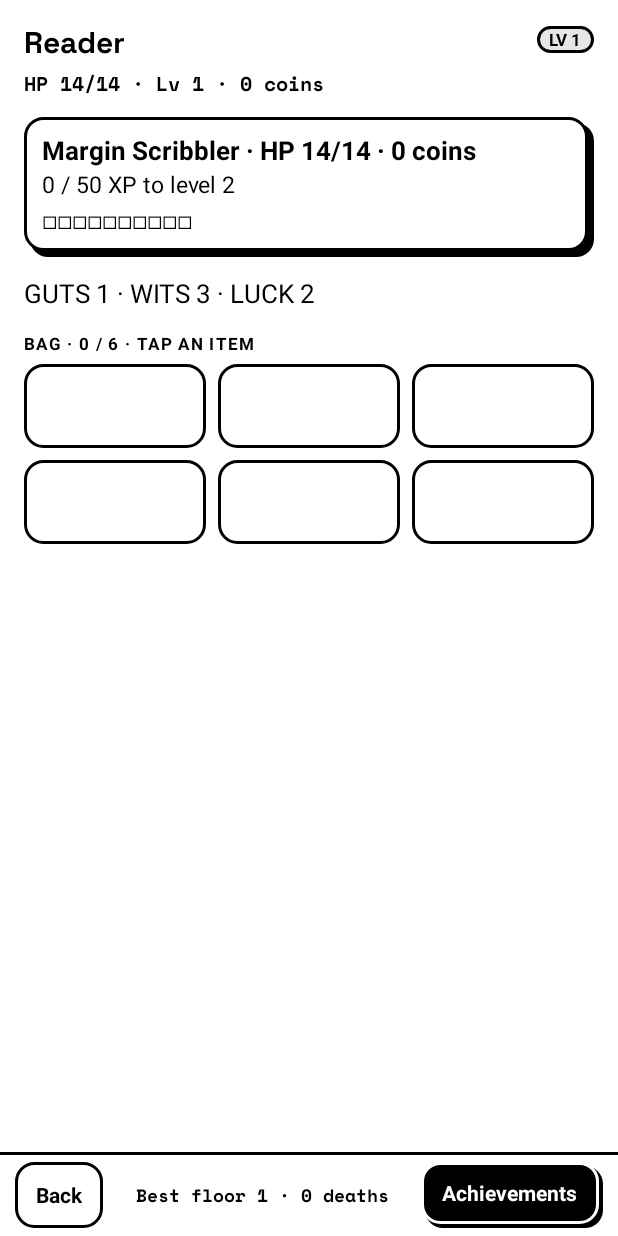
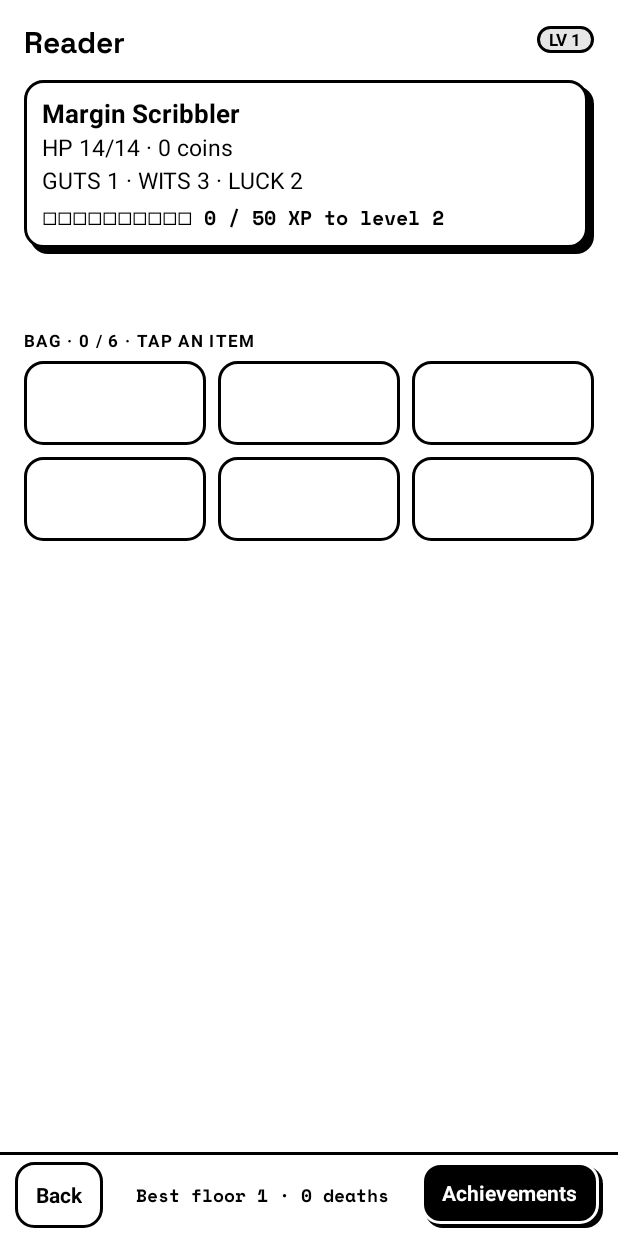
Before and after one commit to kxrz/readmeclub-android11, an Android app: the StacksActivity screen opened directly, with no data from a screen before it, after a tap on an icon or button, on a phone screen of 412 x 824 dp. Run offline under Robolectric (Android 15) with nearby library versions, the phone set to English and light mode, and no system bars; network calls fail; 2 other taps on this screen came first.

Commit message:
The Stacks: review fixes in layout, balance and rules
- The bottom bar is always laid out: the content above it takes the space left.
- Hero & bag: no duplicate status line, the item text in the body, Use and Drop side by
  side; Achievements three per page; a shop's four choices hide the Index box.
- An XP item used in a room no longer skips it; levels earned just before dying are kept.
- Bosses keep their written stats in the first cycle (1.5 x HP, special = ATK + 2);
  regular enemies scale with the floors into their own biome, DEF additive.
- Floor encounters pick enemies up to one level above the floor.
- {item} names the item just given; no purchase with a full bag.
- Modifiers go after the article, and {enemy} reads in lower case mid-sentence.
- goto:previous on a floor's first room replays it; four texts now match their effects.
- An unreadable save is kept as stacks-save.bak; welcomeBack runs on resume.
- Crits and fumbles count on Talk and Flee; two stickers on one screen join.

Co-Authored-By: Claude Opus 5.5 <noreply@anthropic.com>
Claude-Session: https://claude.ai/code/session_01NahMdMMN1bA7BfPHUw7nqh

```diff
--- a/app/src/main/java/club/readme/android/game/stacks/StacksActivity.kt
+++ b/app/src/main/java/club/readme/android/game/stacks/StacksActivity.kt
@@ -46,13 +46,22 @@ class StacksActivity : Activity() {
         super.onCreate(savedInstanceState)
         setContentView(R.layout.stacks)
         content = load(this)
-        val state = runCatching { StacksState.fromJson(saveFile.readText()) }.getOrNull()
-            ?: StacksState().apply { seed = System.nanoTime() }
+        val saved = runCatching { saveFile.readText() }.getOrNull()
+        val state = saved?.let { runCatching { StacksState.fromJson(it) }.getOrNull() }
+            ?: StacksState().apply {
+                seed = System.nanoTime()
+                // A save this version cannot read is kept aside, never overwritten.
+                if (saved != null) saveFile.renameTo(File(filesDir, "$SAVE.bak"))
+            }
         engine = StacksEngine(content, state)
-        engine.welcomeBack(System.currentTimeMillis())
         findViewById<View>(R.id.back).setOnClickListener { back() }
         previous.setOnClickListener { pageKey(-1) }
         primary.setOnClickListener { primaryAction() }
+    }
+
+    override fun onResume() {
+        super.onResume()
+        engine.welcomeBack(System.currentTimeMillis())
         render()
     }
 
@@ -182,6 +191,8 @@ class StacksActivity : Activity() {
         title(engine.named(room.name))
         pill(getString(R.string.stacks_floor_room, engine.state.floor, engine.state.position + 1, engine.state.rooms.size))
         body(engine.roomText())
+        // Four choices (a shop) fill the screen: the Index keeps quiet there.
+        if (engine.choices().size >= 4) findViewById<View>(R.id.index_box).visibility = View.GONE
         engine.choices().forEachIndexed { i, c ->
             row(c.label, c.tag, enabled = c.enabled) { act { engine.choose(i) } }
         }
@@ -265,14 +276,12 @@ class StacksActivity : Activity() {
         val s = engine.state
         title(getString(R.string.stacks_hero_name))
         pill("Lv ${s.level}")
-        statusLine()
         val xp = engine.xpToNext
         card(
-            "${s.heroClass} · HP ${s.hp}/${engine.maxHp} · ${s.coins} coins",
-            getString(R.string.stacks_xp, s.xp, xp, s.level + 1),
-            squares(s.xp, xp),
+            s.heroClass,
+            "HP ${s.hp}/${engine.maxHp} · ${s.coins} coins\nGUTS ${engine.stat("GUTS")} · WITS ${engine.stat("WITS")} · LUCK ${engine.stat("LUCK")}",
+            squares(s.xp, xp) + " " + getString(R.string.stacks_xp, s.xp, xp, s.level + 1),
         )
-        body("GUTS ${engine.stat("GUTS")} · WITS ${engine.stat("WITS")} · LUCK ${engine.stat("LUCK")}")
         val bag = engine.carried()
         val item = bag.getOrNull(slot)
         label(getString(R.string.stacks_bag_label, bag.size, StacksEngine.BAG))
@@ -287,21 +296,22 @@ class StacksActivity : Activity() {
             columns = 3, heightDp = 56,
         )
         if (item != null) {
-            pills(listOf(item.text))
-            if (!item.trinket && !(item.effects.any { it.startsWith("damage:") } && !fightBag)) {
-                row(getString(R.string.stacks_use, item.name), "") {
-                    val pills = engine.use(slot)
-                    slot = -1
-                    note = pills.joinToString(" · ")
-                    if (fightBag) overlay = Overlay.NONE
-                    act { }
-                }
+            body(item.text)
+            val usable = !item.trinket && !(item.effects.any { it.startsWith("damage:") } && !fightBag)
+            // Use and Drop side by side, under the bag.
+            val actions = mutableListOf<Cell>()
+            if (usable) actions += Cell(getString(R.string.stacks_use_short), null, textSp = 15f) {
+                val pills = engine.use(slot)
+                slot = -1
+                if (fightBag) overlay = Overlay.NONE else note = pills.joinToString(" · ")
+                act { }
             }
-            if (!fightBag) row(getString(R.string.stacks_drop, item.name), "") {
+            if (!fightBag) actions += Cell(getString(R.string.stacks_drop_short), null, textSp = 15f) {
                 engine.drop(slot)
                 slot = -1
                 act { }
             }
+            if (actions.isNotEmpty()) grid(actions, columns = 2, heightDp = 52)
         }
         status.text = note ?: getString(R.string.stacks_best, s.count("floor"), s.count("deaths"))
         note = null
@@ -347,8 +357,12 @@ class StacksActivity : Activity() {
         findViewById<View>(R.id.index_box).visibility = View.VISIBLE
     }
 
+    /** A second sticker on the same screen (a critical that unlocks an achievement) joins the first. */
     private fun sticker(text: String) {
-        findViewById<TextView>(R.id.sticker).apply { this.text = text; visibility = View.VISIBLE }
+        findViewById<TextView>(R.id.sticker).apply {
+            this.text = if (visibility == View.VISIBLE) "${this.text} · $text" else text
+            visibility = View.VISIBLE
+        }
     }
 
     private fun card(title: String, meta: String, bar: String) {
@@ -412,7 +426,7 @@ class StacksActivity : Activity() {
         choices.addView(row, lp)
     }
 
-    private class Cell(val text: String, val sub: String?, val enabled: Boolean = true, val selected: Boolean = false, val onClick: () -> Unit)
+    private class Cell(val text: String, val sub: String?, val enabled: Boolean = true, val selected: Boolean = false, val textSp: Float? = null, val onClick: () -> Unit)
 
     /** Buttons in a grid ([columns] per row, [heightDp] tall): fight actions, the bag. */
     private fun grid(cells: List<Cell>, columns: Int, heightDp: Int) {
@@ -422,7 +436,7 @@ class StacksActivity : Activity() {
             for ((i, c) in chunk.withIndex()) {
                 val b = TextView(this, null, 0, R.style.Ds_Button)
                 b.text = if (c.sub == null) c.text else "${c.text}\n${c.sub}"
-                b.textSize = if (c.sub == null) 12f else 15f
+                b.textSize = c.textSp ?: if (c.sub == null) 12f else 15f
                 b.maxLines = 3
                 b.setPadding(dp(4), 0, dp(4), 0)
                 b.isEnabled = c.enabled
@@ -452,7 +466,7 @@ class StacksActivity : Activity() {
 
     companion object {
         private const val SAVE = "stacks-save.json"
-        private const val PER_PAGE = 5
+        private const val PER_PAGE = 3
 
         fun load(activity: Activity): StacksContent = StacksContent.parse(
             StacksContent.FILES.associateWith { name ->
--- a/app/src/main/res/layout/stacks.xml
+++ b/app/src/main/res/layout/stacks.xml
@@ -8,6 +8,13 @@
         android:layout_width="match_parent"
         android:layout_height="match_parent"
         android:orientation="vertical">
+
+        <!-- Everything above the bar; it takes the space left, so the bar is always laid out. -->
+        <LinearLayout
+            android:layout_width="match_parent"
+            android:layout_height="0dp"
+            android:layout_weight="1"
+            android:orientation="vertical">
 
         <LinearLayout
             android:layout_width="match_parent"
@@ -111,7 +118,7 @@
             android:paddingTop="14dp"
             android:paddingRight="16dp" />
 
-        <View android:layout_width="match_parent" android:layout_height="0dp" android:layout_weight="1" />
+        </LinearLayout>
 
         <LinearLayout style="@style/Ds.Bar">
 
--- a/app/src/main/res/values/strings.xml
+++ b/app/src/main/res/values/strings.xml
@@ -186,8 +186,8 @@
     <string name="stacks_hero_name">Reader</string>
     <string name="stacks_xp">%1$d / %2$d XP to level %3$d</string>
     <string name="stacks_bag_label">Bag · %1$d / %2$d · tap an item</string>
-    <string name="stacks_use">Use %1$s</string>
-    <string name="stacks_drop">Drop %1$s</string>
+    <string name="stacks_use_short">Use</string>
+    <string name="stacks_drop_short">Drop</string>
     <string name="stacks_best">Best floor %1$d · %2$d deaths</string>
     <string name="stacks_back_to_fight">Fight</string>
     <string name="stacks_achievements">Achievements</string>
```
Also changed, not shown: app/src/main/java/club/readme/android/game/stacks/StacksEngine.kt (+56 -15 lines), app/src/main/assets/stacks/rooms.json, 4 other files.
